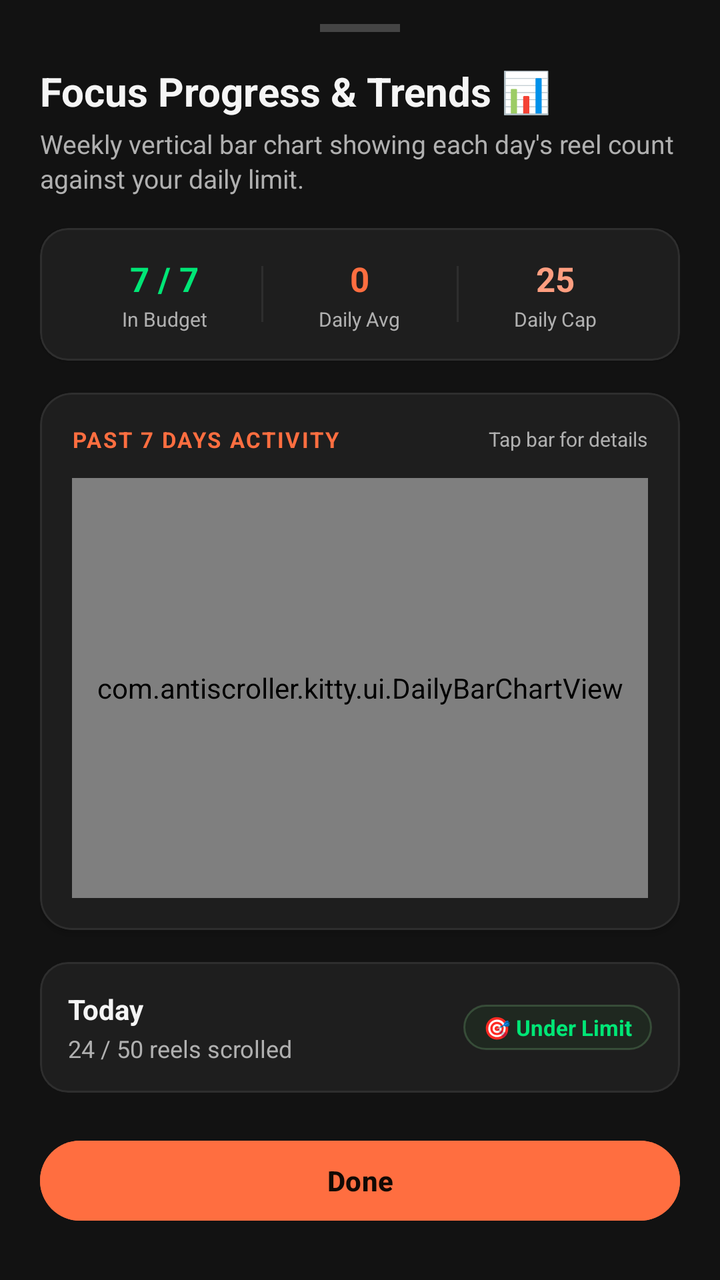
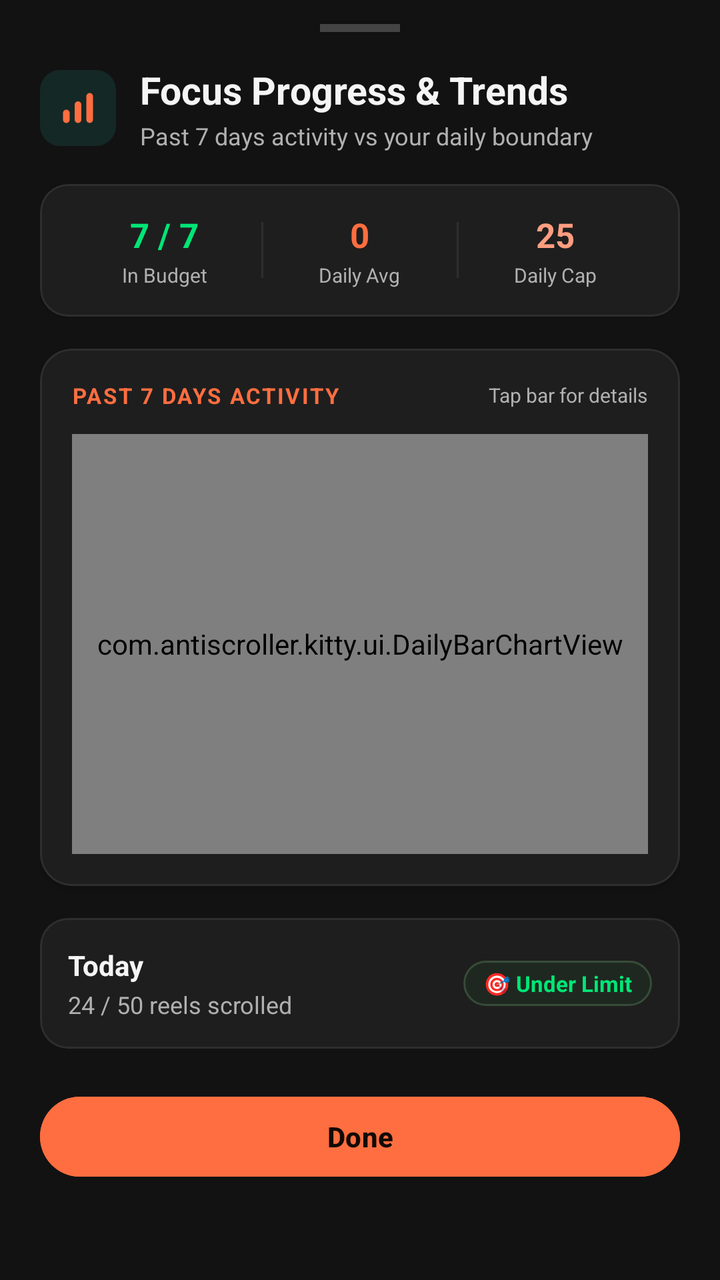

Two renders of the same Android screen: before a commit and after it. Below are the layout's source before the change and the commit's diff.
<!-- AndroidManifest.xml: application theme Theme.AntiScrollerKitty -->
<!-- res/layout/dialog_progress_history.xml -->
<?xml version="1.0" encoding="utf-8"?>
<androidx.core.widget.NestedScrollView xmlns:android="http://schemas.android.com/apk/res/android"
    xmlns:app="http://schemas.android.com/apk/res-auto"
    android:layout_width="match_parent"
    android:layout_height="wrap_content"
    android:background="@color/background"
    android:paddingStart="20dp"
    android:paddingEnd="20dp"
    android:paddingTop="12dp"
    android:paddingBottom="28dp">

    <LinearLayout
        android:layout_width="match_parent"
        android:layout_height="wrap_content"
        android:orientation="vertical">

        
        <View
            android:layout_width="40dp"
            android:layout_height="4dp"
            android:layout_gravity="center_horizontal"
            android:layout_marginBottom="16dp"
            android:background="#444444" />

        
        <TextView
            android:layout_width="wrap_content"
            android:layout_height="wrap_content"
            android:text="Focus Progress &amp; Trends 📊"
            android:textColor="@color/text_primary"
            android:textSize="20sp"
            android:textStyle="bold" />

        <TextView
            android:layout_width="wrap_content"
            android:layout_height="wrap_content"
            android:layout_marginTop="4dp"
            android:layout_marginBottom="16dp"
            android:text="Weekly vertical bar chart showing each day\'s reel count against your daily limit."
            android:textColor="@color/text_secondary"
            android:textSize="13sp"
            android:lineSpacingExtra="2dp" />

        
        <com.google.android.material.card.MaterialCardView
            android:layout_width="match_parent"
            android:layout_height="wrap_content"
            android:layout_marginBottom="16dp"
            app:cardBackgroundColor="@color/surface"
            app:cardCornerRadius="14dp"
            app:cardElevation="1dp"
            app:strokeColor="#2E2E2E"
            app:strokeWidth="1dp">

            <LinearLayout
                android:layout_width="match_parent"
                android:layout_height="wrap_content"
                android:orientation="horizontal"
                android:padding="14dp"
                android:weightSum="3">

                
                <LinearLayout
                    android:layout_width="0dp"
                    android:layout_height="wrap_content"
                    android:layout_weight="1"
                    android:gravity="center"
                    android:orientation="vertical">

                    <TextView
                        android:id="@+id/tvStatDaysUnderBudget"
                        android:layout_width="wrap_content"
                        android:layout_height="wrap_content"
                        android:text="7 / 7"
                        android:textColor="@color/accent_green"
                        android:textSize="17sp"
                        android:textStyle="bold" />

                    <TextView
                        android:layout_width="wrap_content"
                        android:layout_height="wrap_content"
                        android:layout_marginTop="2dp"
                        android:text="In Budget"
                        android:textColor="@color/text_secondary"
                        android:textSize="10sp"
                        android:textAlignment="center" />
                </LinearLayout>

                <View
                    android:layout_width="1dp"
                    android:layout_height="28dp"
                    android:layout_gravity="center_vertical"
                    android:background="#2E2E2E" />

                
                <LinearLayout
                    android:layout_width="0dp"
                    android:layout_height="wrap_content"
                    android:layout_weight="1"
                    android:gravity="center"
                    android:orientation="vertical">

                    <TextView
                        android:id="@+id/tvStatDailyAvg"
                        android:layout_width="wrap_content"
                        android:layout_height="wrap_content"
                        android:text="0"
                        android:textColor="@color/primary"
                        android:textSize="17sp"
                        android:textStyle="bold" />

                    <TextView
                        android:layout_width="wrap_content"
                        android:layout_height="wrap_content"
                        android:layout_marginTop="2dp"
                        android:text="Daily Avg"
                        android:textColor="@color/text_secondary"
                        android:textSize="10sp"
                        android:textAlignment="center" />
                </LinearLayout>

                <View
                    android:layout_width="1dp"
                    android:layout_height="28dp"
                    android:layout_gravity="center_vertical"
                    android:background="#2E2E2E" />

                
                <LinearLayout
                    android:layout_width="0dp"
                    android:layout_height="wrap_content"
                    android:layout_weight="1"
                    android:gravity="center"
                    android:orientation="vertical">

                    <TextView
                        android:id="@+id/tvStatActiveCap"
                        android:layout_width="wrap_content"
                        android:layout_height="wrap_content"
                        android:text="25"
                        android:textColor="@color/kitty_peach"
                        android:textSize="17sp"
                        android:textStyle="bold" />

                    <TextView
                        android:layout_width="wrap_content"
                        android:layout_height="wrap_content"
                        android:layout_marginTop="2dp"
                        android:text="Daily Cap"
                        android:textColor="@color/text_secondary"
                        android:textSize="10sp"
                        android:textAlignment="center" />
                </LinearLayout>
            </LinearLayout>
        </com.google.android.material.card.MaterialCardView>

        
        <com.google.android.material.card.MaterialCardView
            android:layout_width="match_parent"
            android:layout_height="wrap_content"
            android:layout_marginBottom="16dp"
            app:cardBackgroundColor="@color/surface"
            app:cardCornerRadius="16dp"
            app:cardElevation="2dp"
            app:strokeColor="#2E2E2E"
            app:strokeWidth="1dp">

            <LinearLayout
                android:layout_width="match_parent"
                android:layout_height="wrap_content"
                android:orientation="vertical"
                android:padding="16dp">

                <LinearLayout
                    android:layout_width="match_parent"
                    android:layout_height="wrap_content"
                    android:gravity="center_vertical"
                    android:orientation="horizontal">

                    <TextView
                        android:layout_width="0dp"
                        android:layout_height="wrap_content"
                        android:layout_weight="1"
                        android:text="PAST 7 DAYS ACTIVITY"
                        android:textColor="@color/primary"
                        android:textSize="11sp"
                        android:letterSpacing="0.08"
                        android:textStyle="bold" />

                    <TextView
                        android:layout_width="wrap_content"
                        android:layout_height="wrap_content"
                        android:text="Tap bar for details"
                        android:textColor="@color/text_secondary"
                        android:textSize="10sp" />
                </LinearLayout>

                
                <com.antiscroller.kitty.ui.DailyBarChartView
                    android:id="@+id/chartDailyBars"
                    android:layout_width="match_parent"
                    android:layout_height="210dp"
                    android:layout_marginTop="12dp" />
            </LinearLayout>
        </com.google.android.material.card.MaterialCardView>

        
        <com.google.android.material.card.MaterialCardView
            android:id="@+id/cardSelectedDetail"
            android:layout_width="match_parent"
            android:layout_height="wrap_content"
            android:layout_marginBottom="20dp"
            app:cardBackgroundColor="@color/surface"
            app:cardCornerRadius="14dp"
            app:strokeColor="#2E2E2E"
            app:strokeWidth="1dp">

            <LinearLayout
                android:layout_width="match_parent"
                android:layout_height="wrap_content"
                android:gravity="center_vertical"
                android:orientation="horizontal"
                android:padding="14dp">

                <LinearLayout
                    android:layout_width="0dp"
                    android:layout_height="wrap_content"
                    android:layout_weight="1"
                    android:orientation="vertical">

                    <TextView
                        android:id="@+id/tvSelectedDayTitle"
                        android:layout_width="wrap_content"
                        android:layout_height="wrap_content"
                        android:text="Today"
                        android:textColor="@color/text_primary"
                        android:textSize="14sp"
                        android:textStyle="bold" />

                    <TextView
                        android:id="@+id/tvSelectedDaySubtitle"
                        android:layout_width="wrap_content"
                        android:layout_height="wrap_content"
                        android:layout_marginTop="2dp"
                        android:text="24 / 50 reels scrolled"
                        android:textColor="@color/text_secondary"
                        android:textSize="12sp" />
                </LinearLayout>

                <TextView
                    android:id="@+id/tvSelectedBadge"
                    android:layout_width="wrap_content"
                    android:layout_height="wrap_content"
                    android:paddingStart="10dp"
                    android:paddingEnd="10dp"
                    android:paddingTop="4dp"
                    android:paddingBottom="4dp"
                    android:text="🎯 Under Limit"
                    android:textColor="@color/accent_green"
                    android:textSize="11sp"
                    android:textStyle="bold"
                    android:background="@drawable/bg_status_badge" />
            </LinearLayout>
        </com.google.android.material.card.MaterialCardView>

        
        <com.google.android.material.button.MaterialButton
            android:id="@+id/btnDoneHistory"
            android:layout_width="match_parent"
            android:layout_height="48dp"
            android:text="Done"
            android:textColor="#120A05"
            android:textSize="14sp"
            android:textStyle="bold"
            android:backgroundTint="@color/primary"
            app:cornerRadius="24dp" />

    </LinearLayout>
</androidx.core.widget.NestedScrollView>
<!-- resources referenced by this layout -->
<resources>
  <color name="accent_green">#00E676</color>
  <color name="background">#121212</color>
  <color name="kitty_peach">#FF9E80</color>
  <color name="primary">#FF6E40</color>
  <color name="surface">#1E1E1E</color>
  <color name="text_primary">#F5F5F5</color>
  <color name="text_secondary">#B0B0B0</color>
  <!-- drawable bg_status_badge (drawable) -->
  <?xml version="1.0" encoding="utf-8"?>
  <shape xmlns:android="http://schemas.android.com/apk/res/android"
      android:shape="rectangle">
      <corners android:radius="12dp" />
      <solid android:color="#1A2E7D32" />
      <stroke
          android:width="1dp"
          android:color="#4081C784" />
  </shape>
  <style name="Theme.AntiScrollerKitty" parent="Theme.Material3.Dark.NoActionBar">
          <item name="colorPrimary">@color/primary</item>
          <item name="colorOnPrimary">@color/on_primary</item>
          <item name="colorSecondary">@color/secondary</item>
          <item name="colorOnSecondary">@color/on_secondary</item>
          <item name="android:statusBarColor">@color/background</item>
          <item name="android:navigationBarColor">@color/background</item>
          <item name="android:windowBackground">@color/background</item>
      </style>
  <color name="on_primary">#FFFFFF</color>
  <color name="secondary">#26A69A</color>
  <color name="on_secondary">#FFFFFF</color>
</resources>

<!-- the commit's change to res/layout/dialog_progress_history.xml (unified diff, before → after) -->
@@ -23,23 +23,50 @@
             android:background="#444444" />
 
         
-        <TextView
-            android:layout_width="wrap_content"
+        <LinearLayout
+            android:layout_width="match_parent"
             android:layout_height="wrap_content"
-            android:text="Focus Progress &amp; Trends 📊"
-            android:textColor="@color/text_primary"
-            android:textSize="20sp"
-            android:textStyle="bold" />
-
-        <TextView
-            android:layout_width="wrap_content"
-            android:layout_height="wrap_content"
-            android:layout_marginTop="4dp"
             android:layout_marginBottom="16dp"
-            android:text="Weekly vertical bar chart showing each day\'s reel count against your daily limit."
-            android:textColor="@color/text_secondary"
-            android:textSize="13sp"
-            android:lineSpacingExtra="2dp" />
+            android:gravity="center_vertical"
+            android:orientation="horizontal">
+
+            <FrameLayout
+                android:layout_width="38dp"
+                android:layout_height="38dp"
+                android:layout_marginEnd="12dp"
+                android:background="@drawable/bg_security_icon_tile">
+
+                <ImageView
+                    android:layout_width="20dp"
+                    android:layout_height="20dp"
+                    android:layout_gravity="center"
+                    android:src="@drawable/ic_chart_progress"
+                    app:tint="@color/primary" />
+            </FrameLayout>
+
+            <LinearLayout
+                android:layout_width="0dp"
+                android:layout_height="wrap_content"
+                android:layout_weight="1"
+                android:orientation="vertical">
+
+                <TextView
+                    android:layout_width="wrap_content"
+                    android:layout_height="wrap_content"
+                    android:text="Focus Progress &amp; Trends"
+                    android:textColor="@color/text_primary"
+                    android:textSize="19sp"
+                    android:textStyle="bold" />
+
+                <TextView
+                    android:layout_width="wrap_content"
+                    android:layout_height="wrap_content"
+                    android:layout_marginTop="2dp"
+                    android:text="Past 7 days activity vs your daily boundary"
+                    android:textColor="@color/text_secondary"
+                    android:textSize="12sp" />
+            </LinearLayout>
+        </LinearLayout>
 
         
         <com.google.android.material.card.MaterialCardView
<!-- resource entries referenced after the edit -->
@@ -7,6 +7,12 @@
   <color name="surface">#1E1E1E</color>
   <color name="text_primary">#F5F5F5</color>
   <color name="text_secondary">#B0B0B0</color>
+  <!-- drawable bg_security_icon_tile (drawable) -->
+  <?xml version="1.0" encoding="utf-8"?>
+  <shape xmlns:android="http://schemas.android.com/apk/res/android" android:shape="rectangle">
+      <solid android:color="@color/secondary_tint" />
+      <corners android:radius="10dp" />
+  </shape>
   <!-- drawable bg_status_badge (drawable) -->
   <?xml version="1.0" encoding="utf-8"?>
   <shape xmlns:android="http://schemas.android.com/apk/res/android"
@@ -17,6 +23,26 @@
           android:width="1dp"
           android:color="#4081C784" />
   </shape>
+  <!-- drawable ic_chart_progress (drawable) -->
+  <?xml version="1.0" encoding="utf-8"?>
+  <vector xmlns:android="http://schemas.android.com/apk/res/android"
+      android:width="20dp"
+      android:height="20dp"
+      android:viewportWidth="24"
+      android:viewportHeight="24">
+      
+      <path
+          android:fillColor="#FFFFFFFF"
+          android:pathData="M5,13a2,2 0,0 1,2 2v4a2,2 0,0 1,-4 0v-4a2,2 0,0 1,2 -2z" />
+      
+      <path
+          android:fillColor="#FFFFFFFF"
+          android:pathData="M12,8a2,2 0,0 1,2 2v9a2,2 0,0 1,-4 0v-9a2,2 0,0 1,2 -2z" />
+      
+      <path
+          android:fillColor="#FFFFFFFF"
+          android:pathData="M19,3a2,2 0,0 1,2 2v14a2,2 0,0 1,-4 0V5a2,2 0,0 1,2 -2z" />
+  </vector>
   <style name="Theme.AntiScrollerKitty" parent="Theme.Material3.Dark.NoActionBar">
           <item name="colorPrimary">@color/primary</item>
           <item name="colorOnPrimary">@color/on_primary</item>
@@ -26,6 +52,7 @@
           <item name="android:navigationBarColor">@color/background</item>
           <item name="android:windowBackground">@color/background</item>
       </style>
+  <color name="secondary_tint">#2626A69A</color>
   <color name="on_primary">#FFFFFF</color>
   <color name="secondary">#26A69A</color>
   <color name="on_secondary">#FFFFFF</color>
